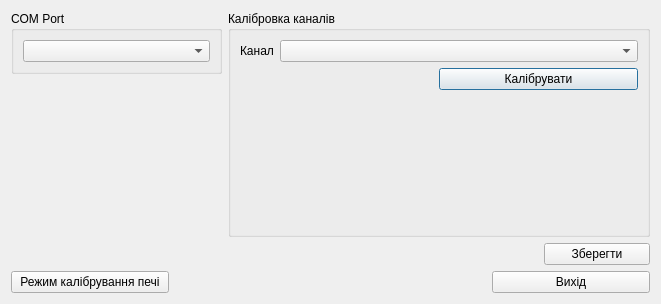
This is dialogconfig.ui in k1981ua/GemobudPich as Qt 5 draws it before an edit. The edited form follows.
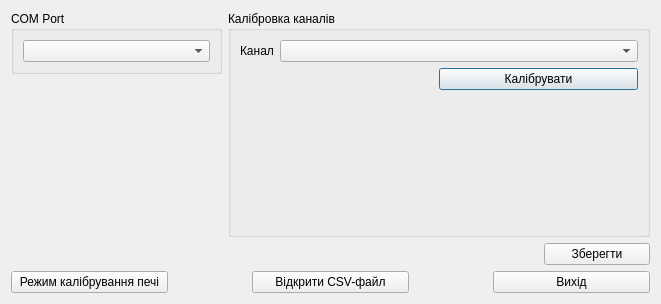
This is the edited form. Icons and pictures are not drawn.

Commit message: add prevent close without disable power,add open csv

What changed in the file:
```diff
--- a/dialogconfig.ui
+++ b/dialogconfig.ui
@@ -142,7 +142,7 @@
     </layout>
    </item>
    <item>
-    <layout class="QHBoxLayout" name="horizontalLayout_5" stretch="1,2,1">
+    <layout class="QHBoxLayout" name="horizontalLayout_5" stretch="2,1,2,1,2">
      <item>
       <widget class="QPushButton" name="buttonCalibrMode">
        <property name="text">
@@ -154,8 +154,8 @@
        </property>
        <property name="iconSize">
         <size>
-         <width>48</width>
-         <height>48</height>
+         <width>32</width>
+         <height>32</height>
         </size>
        </property>
        <property name="checkable">
@@ -176,6 +176,36 @@
        </property>
       </spacer>
      </item>
+     <item>
+      <widget class="QPushButton" name="buttonOpenCsvFile">
+       <property name="text">
+        <string>Відкрити CSV-файл</string>
+       </property>
+       <property name="icon">
+        <iconset resource="res.qrc">
+         <normaloff>:/icons/icon_csv.ico</normaloff>:/icons/icon_csv.ico</iconset>
+       </property>
+       <property name="iconSize">
+        <size>
+         <width>32</width>
+         <height>32</height>
+        </size>
+       </property>
+      </widget>
+     </item>
+     <item>
+      <spacer name="horizontalSpacer_4">
+       <property name="orientation">
+        <enum>Qt::Horizontal</enum>
+       </property>
+       <property name="sizeHint" stdset="0">
+        <size>
+         <width>40</width>
+         <height>20</height>
+        </size>
+       </property>
+      </spacer>
+     </item>
      <item>
       <widget class="QPushButton" name="buttonCancelConfig">
        <property name="text">
@@ -187,8 +217,8 @@
        </property>
        <property name="iconSize">
         <size>
-         <width>48</width>
-         <height>48</height>
+         <width>32</width>
+         <height>32</height>
         </size>
        </property>
       </widget>
```
The commit also changes 6 other files.
